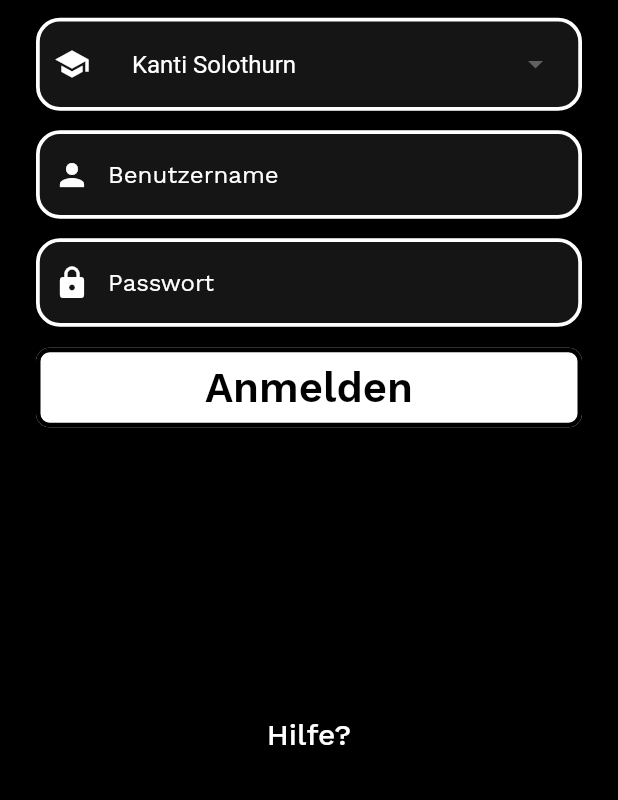
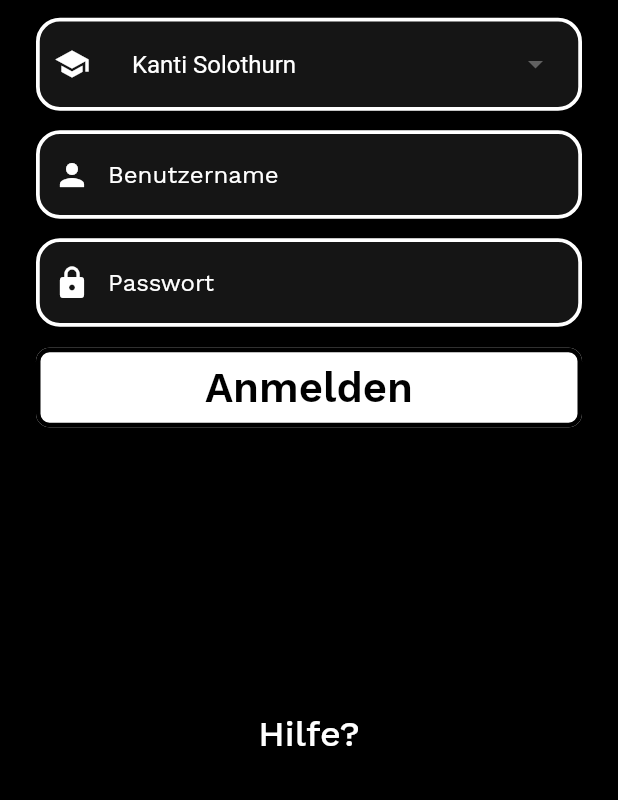
Before and after one commit to thilojaeggi/notely, a Flutter app: the screen it shows after launch, on a phone screen of 412 x 824 dp, the part 436-1236 px from its top. Run offline on Flutter 3.47's test engine with Material 2 defaults, Android fonts, the phone set to English and light mode, and no system bars; our stand-ins replace date_picker_timeline, dropdown_button2, fl_chart, flutter_secure_storage, package_info_plus, page_transition and 2 more; missing offline and left inert: day_night_switcher, fl_toast, flutter_inappwebview; statements that could not run were skipped.

Commit message:
Change font size of Help

```diff
--- a/lib/pages/login_page.dart
+++ b/lib/pages/login_page.dart
@@ -356,7 +356,7 @@
                     },
                     child: Text(
                       "Hilfe?",
-                      style: TextStyle(color: Colors.white, fontSize: 20.0),
+                      style: TextStyle(color: Colors.white, fontSize: 24.0),
                     )),
               ],
             ),
```
